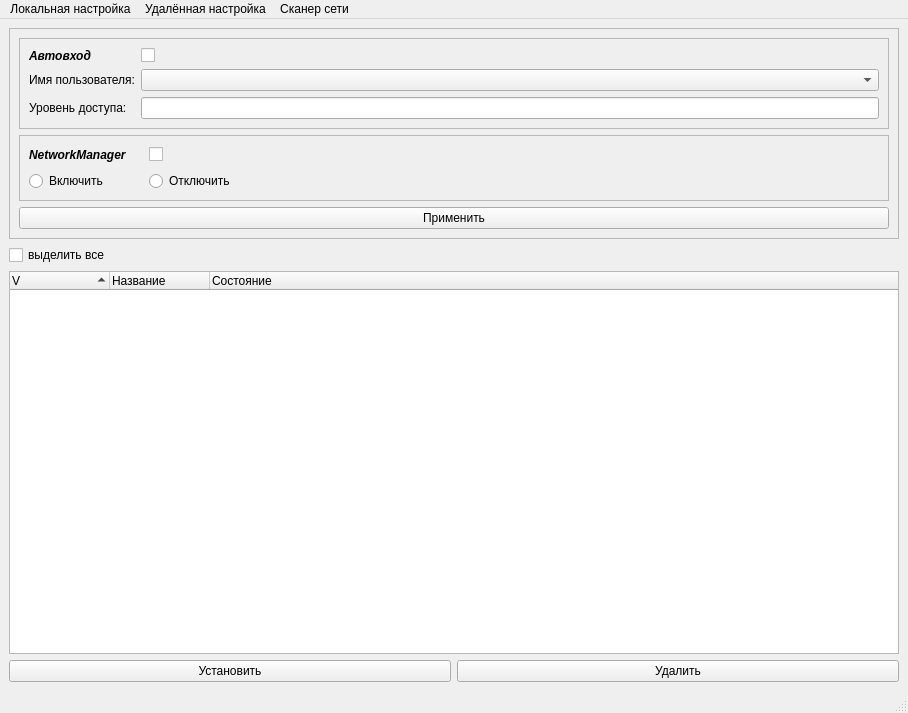
First picture: the form in adminka/qt/MainSettingsWindow.ui, repository dreadsolnce/currentProjects, before the edit.
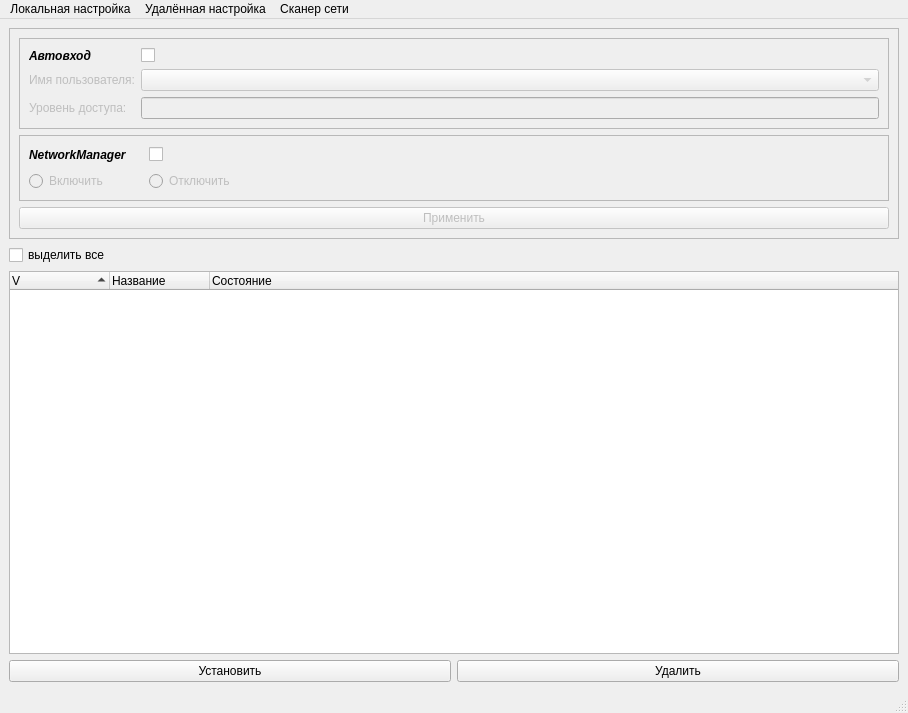
Second picture: the form after the edit. Icons and pictures are not drawn.

What changed in the file:
```diff
--- a/adminka/qt/MainSettingsWindow.ui
+++ b/adminka/qt/MainSettingsWindow.ui
@@ -45,6 +45,9 @@
          <layout class="QGridLayout" name="gridLayout_6">
           <item row="5" column="1">
            <widget class="QLineEdit" name="lineEdit_accesslevel">
+            <property name="enabled">
+             <bool>false</bool>
+            </property>
             <property name="statusTip">
              <string>Уровень доступа к ОС (0 - нименьший, 63 - наивысший)</string>
             </property>
@@ -73,6 +76,9 @@
           </item>
           <item row="5" column="0">
            <widget class="QLabel" name="label_3">
+            <property name="enabled">
+             <bool>false</bool>
+            </property>
             <property name="statusTip">
              <string>Уровень доступа к ОС (0 - нименьший, 63 - наивысший)</string>
             </property>
@@ -83,6 +89,9 @@
           </item>
           <item row="4" column="1">
            <widget class="QComboBox" name="comboBox_nameuser">
+            <property name="enabled">
+             <bool>false</bool>
+            </property>
             <property name="statusTip">
              <string>Имя пользователя для автовхода</string>
             </property>
@@ -90,6 +99,9 @@
           </item>
           <item row="4" column="0">
            <widget class="QLabel" name="label_2">
+            <property name="enabled">
+             <bool>false</bool>
+            </property>
             <property name="statusTip">
              <string>Имя пользователя для автовхода</string>
             </property>
@@ -126,6 +138,9 @@
           </item>
           <item row="3" column="1">
            <widget class="QRadioButton" name="radioButton_netdisable">
+            <property name="enabled">
+             <bool>false</bool>
+            </property>
             <property name="statusTip">
              <string>Отключить аплет сетевых настроек</string>
             </property>
@@ -136,6 +151,9 @@
           </item>
           <item row="3" column="0">
            <widget class="QRadioButton" name="radioButton_netenable">
+            <property name="enabled">
+             <bool>false</bool>
+            </property>
             <property name="statusTip">
              <string>Включить аплет сетевых настроек</string>
             </property>
@@ -169,6 +187,9 @@
        </item>
        <item row="2" column="0">
         <widget class="QPushButton" name="pushButton_apply">
+         <property name="enabled">
+          <bool>false</bool>
+         </property>
          <property name="statusTip">
           <string>Применить отмеченные изменения</string>
          </property>
```
